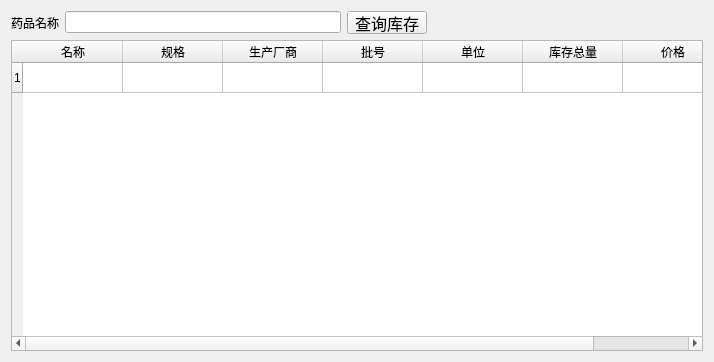
First picture: the form in pharmacyinventory.ui, repository histest/his, before the edit.
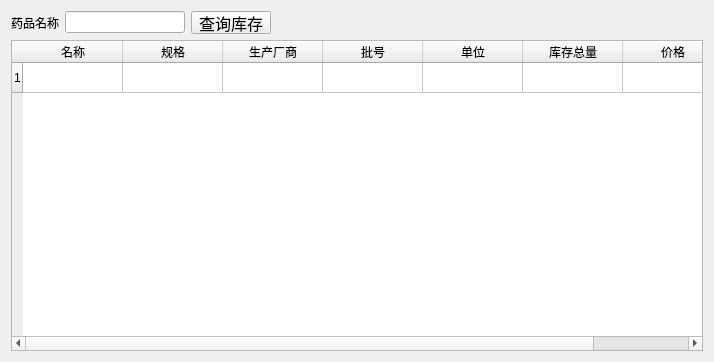
Second picture: the form after the edit.

Diff of the .ui file:
```diff
--- a/pharmacyinventory.ui
+++ b/pharmacyinventory.ui
@@ -24,7 +24,14 @@
       </widget>
      </item>
      <item>
-      <widget class="QLineEdit" name="lineEdit_code"/>
+      <widget class="QLineEdit" name="lineEdit_code">
+       <property name="maximumSize">
+        <size>
+         <width>120</width>
+         <height>16777215</height>
+        </size>
+       </property>
+      </widget>
      </item>
      <item>
       <widget class="QPushButton" name="FindButton">
```
